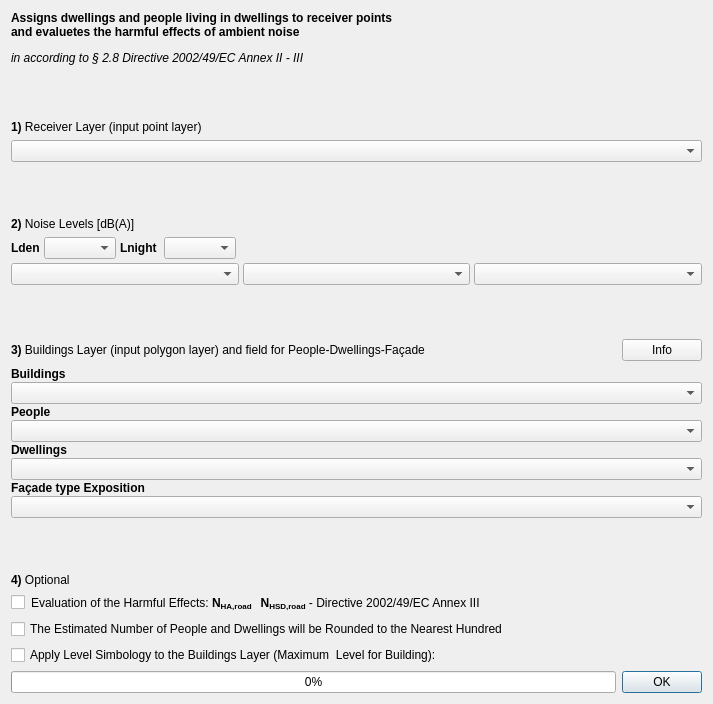
Above: tools/ui_NoiseExposure.ui from pierluigiderosa/openoise before the change. Below: the same form after it.
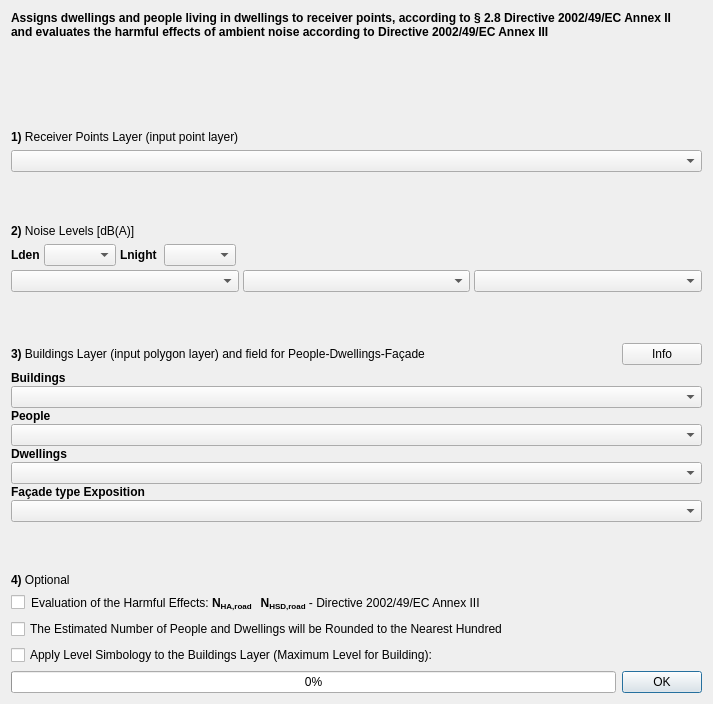
That is the form after the change. Custom widgets are drawn as their Qt base class.

```diff
--- a/tools/ui_NoiseExposure.ui
+++ b/tools/ui_NoiseExposure.ui
@@ -47,7 +47,7 @@
    <item>
     <widget class="QLabel" name="label_7">
      <property name="text">
-      <string>&lt;html&gt;&lt;head/&gt;&lt;body&gt;&lt;p&gt;&lt;span style=&quot; font-weight:600;&quot;&gt;Assigns dwellings and people living in dwellings to receiver points &lt;br/&gt;and evaluetes the harmful effects of ambient noise &lt;/span&gt;&lt;/p&gt;&lt;p&gt;&lt;span style=&quot; font-style:italic;&quot;&gt;in according to § 2.8 Directive 2002/49/EC Annex II - III&lt;/span&gt;&lt;/p&gt;&lt;/body&gt;&lt;/html&gt;</string>
+      <string>&lt;html&gt;&lt;head/&gt;&lt;body&gt;&lt;p&gt;&lt;span style=&quot; font-weight:600;&quot;&gt;Assigns dwellings and people living in dwellings to receiver points, according to § 2.8 Directive 2002/49/EC Annex II&lt;br/&gt;and evaluates the harmful effects of ambient noise according to Directive 2002/49/EC Annex III&lt;/span&gt;&lt;/p&gt;&lt;p&gt;&lt;br/&gt;&lt;/p&gt;&lt;/body&gt;&lt;/html&gt;</string>
      </property>
     </widget>
    </item>
@@ -75,7 +75,7 @@
         </sizepolicy>
        </property>
        <property name="text">
-        <string>&lt;html&gt;&lt;head/&gt;&lt;body&gt;&lt;p&gt;&lt;span style=&quot; font-weight:600;&quot;&gt;1)&lt;/span&gt; Receiver Layer (input point layer)&lt;/p&gt;&lt;/body&gt;&lt;/html&gt;</string>
+        <string>&lt;html&gt;&lt;head/&gt;&lt;body&gt;&lt;p&gt;&lt;span style=&quot; font-weight:600;&quot;&gt;1)&lt;/span&gt; Receiver Points Layer (input point layer)&lt;/p&gt;&lt;/body&gt;&lt;/html&gt;</string>
        </property>
       </widget>
      </item>
@@ -410,7 +410,7 @@
    <item>
     <widget class="QCheckBox" name="applyNoiseSimbology">
      <property name="text">
-      <string>Apply Level Simbology to the Buildings Layer (Maximum  Level for Building):</string>
+      <string>Apply Level Simbology to the Buildings Layer (Maximum Level for Building):</string>
      </property>
     </widget>
    </item>
```
